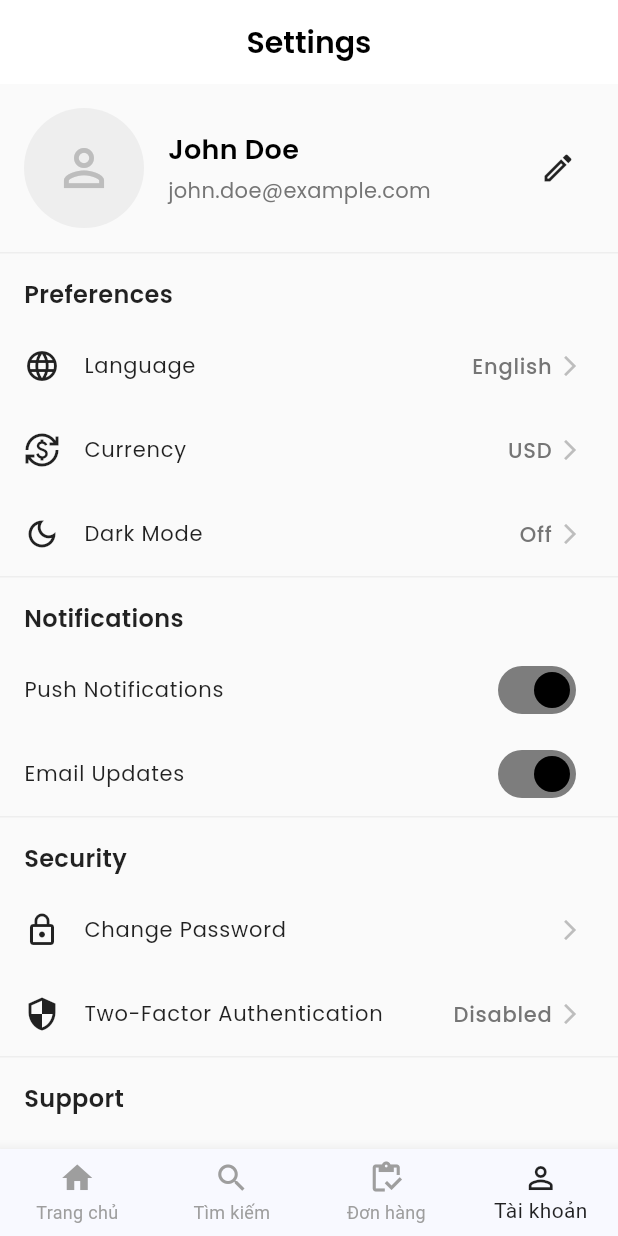
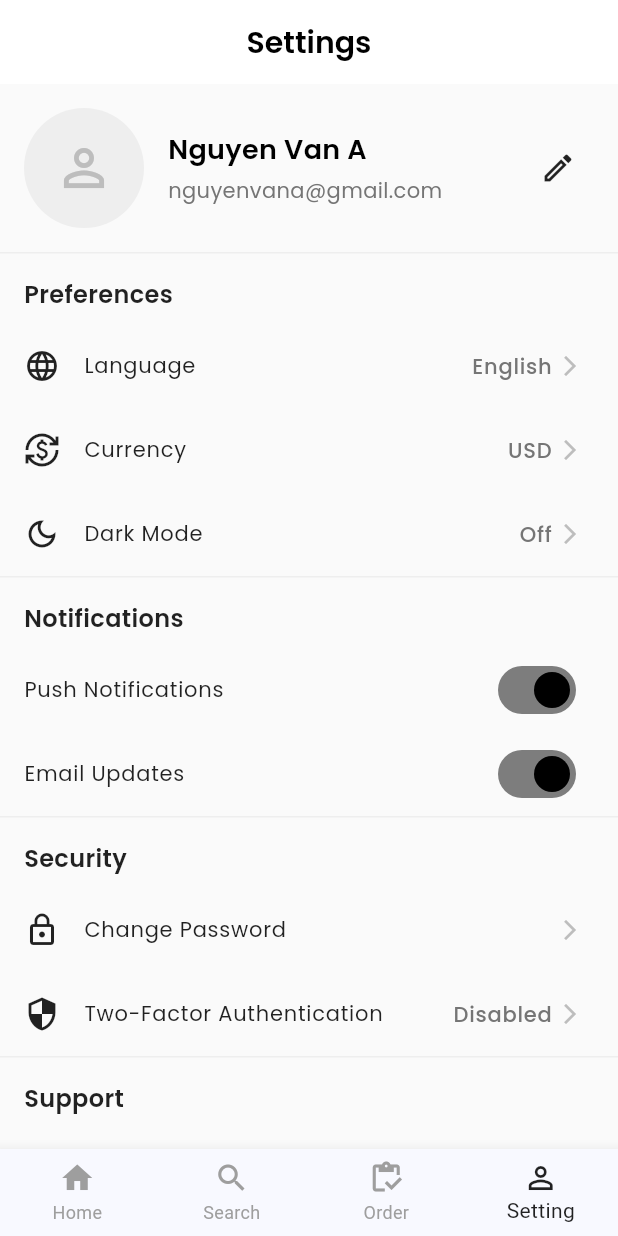
Before and after one commit to nguyenhuubao20/Peepo_Flutter_App, a Flutter app: the BottomNavigation screen opened by its route, item 4 of the bottom bar chosen, on a phone screen of 412 x 824 dp. Run offline on Flutter 3.47's test engine with Material 3 defaults, Android fonts, the phone set to English and light mode, and no system bars; our stand-ins replace bloc, cached_network_image, carousel_slider, connectivity_plus, dio, equatable and 9 more; accounts and stored records are empty; network calls fail.

Commit message:
push screenshots

```diff
--- a/lib/app_router.dart
+++ b/lib/app_router.dart
@@ -63,14 +63,14 @@ class AppRouter {
           transitionDuration: const Duration(milliseconds: 300),
         ),
         GetPage(
-          name: orderHistory,
-          page: () => OrderHistoryScreen(),
+          name: productSearch,
+          page: () => BottomNavigation(child: ProductSearchScreen()),
           transition: Transition.cupertino,
           transitionDuration: const Duration(milliseconds: 300),
         ),
         GetPage(
-          name: productSearch,
-          page: () => ProductSearchScreen(),
+          name: orderHistory,
+          page: () => BottomNavigation(child: OrderHistoryScreen()),
           transition: Transition.cupertino,
           transitionDuration: const Duration(milliseconds: 300),
         ),
--- a/lib/presentation/screens/login/components/button_login.dart
+++ b/lib/presentation/screens/login/components/button_login.dart
@@ -45,7 +45,7 @@ class ButtonLogin extends StatelessWidget {
             }
             return Center(
               child: Text(
-                'Đăng nhập',
+                'Sign in',
                 style: GoogleFonts.openSans(
                     textStyle: TextStyle(
                         fontSize: 17 * widget.ffem,
--- a/lib/presentation/screens/login/components/button_login_gmail.dart
+++ b/lib/presentation/screens/login/components/button_login_gmail.dart
@@ -37,7 +37,7 @@ class ButtonLoginByGmail extends StatelessWidget {
             }
             return Center(
               child: Text(
-                'Đăng nhập bằng Gmail',
+                'Sign in with Google',
                 style: GoogleFonts.openSans(
                     textStyle: TextStyle(
                         fontSize: 17 * widget.ffem,
--- a/lib/presentation/screens/login/components/form_login.dart
+++ b/lib/presentation/screens/login/components/form_login.dart
@@ -136,7 +136,7 @@ Widget _buildAuthIntial(
             controller: userNameController,
             decoration: InputDecoration(
               prefixIcon: Icon(Icons.person),
-              hintText: 'Tên đăng nhập',
+              hintText: 'Username',
               hintStyle: GoogleFonts.openSans(
                 fontSize: 15 * ffem,
                 color: Colors.grey,
@@ -156,7 +156,7 @@ Widget _buildAuthIntial(
             controller: passwordController,
             decoration: InputDecoration(
               prefixIcon: Icon(Icons.lock),
-              hintText: 'Mật khẩu',
+              hintText: 'Password',
               hintStyle: GoogleFonts.openSans(
                 fontSize: 15 * ffem,
                 color: Colors.grey,
--- a/lib/presentation/screens/order/order_success_screen.dart
+++ b/lib/presentation/screens/order/order_success_screen.dart
@@ -99,7 +99,7 @@ class _OrderSuccessScreenState extends State<OrderSuccessScreen>
                       ),
                       const SizedBox(height: 32),
                       Text(
-                        'Đặt hàng thành công!',
+                        'Order successful!',
                         style: GoogleFonts.openSans(
                           fontSize: 24,
                           fontWeight: FontWeight.w800,
@@ -108,7 +108,7 @@ class _OrderSuccessScreenState extends State<OrderSuccessScreen>
                       ),
                       const SizedBox(height: 16),
                       Text(
-                        'Cảm ơn bạn đã mua sắm tại Kalban',
+                        'Thank you for shopping at Kalban',
                         style: GoogleFonts.openSans(
                           fontSize: 16,
                           color: Colors.grey[600],
@@ -139,16 +139,16 @@ class _OrderSuccessScreenState extends State<OrderSuccessScreen>
       ),
       child: Column(
         children: [
-          _buildInfoRow('Mã đơn hàng', order?.orderCode ?? 'XE9123KD'),
+          _buildInfoRow('Order code', order?.orderCode ?? 'XE9123KD'),
           _buildInfoRow(
-            'Ngày đặt',
+            'Date booked',
             order?.createdDate != null
                 ? Validation.formatDateTime(order?.createdDate)
                 : 'Không có dữ liệu',
           ),
-          _buildInfoRow(
-              'Tổng tiền', Validation.formatCurrency(order?.totalAmount ?? 0)),
-          _buildInfoRow('Phương thức thanh toán', 'COD'),
+          _buildInfoRow('Total amount',
+              Validation.formatCurrency(order?.totalAmount ?? 0)),
+          _buildInfoRow('Payment method', 'COD'),
         ],
       ),
     );
@@ -207,7 +207,7 @@ class _OrderSuccessScreenState extends State<OrderSuccessScreen>
               crossAxisAlignment: CrossAxisAlignment.start,
               children: [
                 Text(
-                  'Đơn hàng đang được xử lý',
+                  'Order is being processed',
                   style: GoogleFonts.openSans(
                     fontSize: 16,
                     fontWeight: FontWeight.w600,
@@ -216,7 +216,7 @@ class _OrderSuccessScreenState extends State<OrderSuccessScreen>
                 ),
                 const SizedBox(height: 4),
                 Text(
-                  'Dự kiến giao hàng trong 2-3 ngày tới',
+                  'Estimated delivery in 2-3 days',
                   style: GoogleFonts.openSans(
                     fontSize: 14,
                     color: Colors.blue[700],
@@ -248,7 +248,7 @@ class _OrderSuccessScreenState extends State<OrderSuccessScreen>
         children: [
           ElevatedButton(
             onPressed: () {
-              AppRouter.navigateToHome();
+              AppRouter.navigateToOrderHistory();
             },
             style: ElevatedButton.styleFrom(
               backgroundColor: Colors.black87,
@@ -259,7 +259,7 @@ class _OrderSuccessScreenState extends State<OrderSuccessScreen>
               ),
             ),
             child: Text(
-              'Xem đơn hàng của tôi',
+              'View my order',
               style: GoogleFonts.openSans(
                 fontSize: 16,
                 fontWeight: FontWeight.w600,
@@ -275,7 +275,7 @@ class _OrderSuccessScreenState extends State<OrderSuccessScreen>
               minimumSize: const Size(double.infinity, 52),
             ),
             child: Text(
-              'Tiếp tục mua sắm',
+              'Continue shopping',
               style: GoogleFonts.openSans(
                 fontSize: 16,
                 fontWeight: FontWeight.w600,
--- a/lib/presentation/screens/setting/setting_screen.dart
+++ b/lib/presentation/screens/setting/setting_screen.dart
@@ -78,7 +78,7 @@ class _SettingsScreenState extends State<SettingsScreen> {
               crossAxisAlignment: CrossAxisAlignment.start,
               children: [
                 Text(
-                  'John Doe',
+                  'Nguyen Van A',
                   style: GoogleFonts.poppins(
                     fontSize: 18,
                     fontWeight: FontWeight.w600,
@@ -87,7 +87,7 @@ class _SettingsScreenState extends State<SettingsScreen> {
                 ),
                 const SizedBox(height: 4),
                 Text(
-                  'john.doe@example.com',
+                  'nguyenvana@gmail.com',
                   style: GoogleFonts.poppins(
                     fontSize: 14,
                     color: Colors.grey[600],
--- a/lib/presentation/widgets/bottom_navigation.dart
+++ b/lib/presentation/widgets/bottom_navigation.dart
@@ -46,19 +46,19 @@ class _BottomNavigationState extends State<BottomNavigation> {
         items: const [
           BottomNavigationBarItem(
             icon: Icon(Icons.home),
-            label: 'Trang chủ',
+            label: 'Home',
           ),
           BottomNavigationBarItem(
             icon: Icon(Icons.search),
-            label: 'Tìm kiếm',
+            label: 'Search',
           ),
           BottomNavigationBarItem(
             icon: Icon(Icons.inventory_outlined),
-            label: 'Đơn hàng',
+            label: 'Order',
           ),
           BottomNavigationBarItem(
             icon: Icon(Icons.person_outline),
-            label: 'Tài khoản',
+            label: 'Setting',
           ),
         ],
       ),
```
Also changed, not shown: lib/presentation/screens/home/home_screen.dart (+8 -8 lines), lib/presentation/screens/login/components/body.dart (+4 -4 lines), 9 other files.
